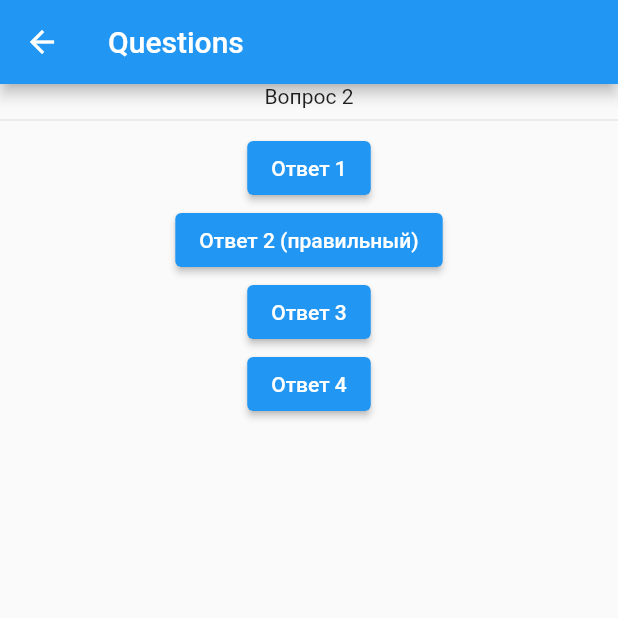
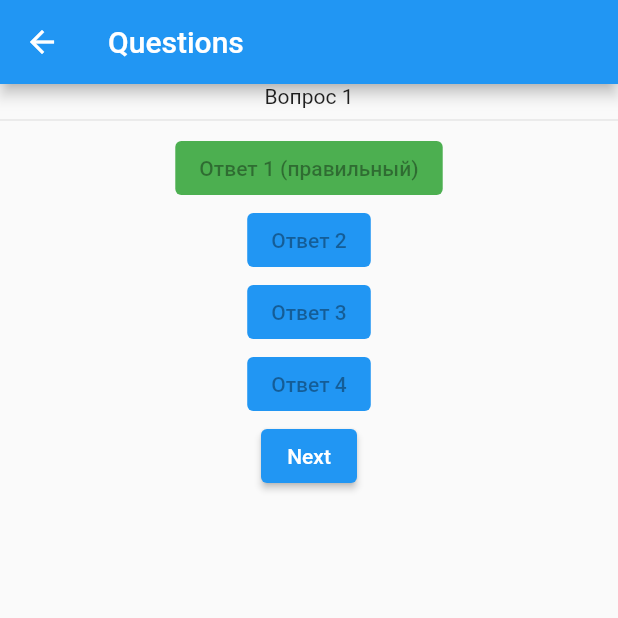
Before and after one commit to roman-dezhin/quiz_flutter, a Flutter app: the QuestionsPage screen opened by its route, after a tap on "Ответ 1 (правильный)", on a phone screen of 412 x 824 dp, the top half of it. Run offline on Flutter 3.47's test engine with Material 2 defaults, Android fonts, the phone set to English and light mode, and no system bars.

Commit message:
add Next button and change color of pressed answer button and disable all answer button

```diff
--- a/lib/questionsPage.dart
+++ b/lib/questionsPage.dart
@@ -21,6 +21,10 @@ class _QuestionsPageState extends State<QuestionsPage> {
   int _currentQuestionIndex = 0;
   int _totalQuestions = 0;
   int _rightAnswersCount = 0;
+  bool _isAnswerButtonEnabled = true;
+  final _defaultColor = Colors.blue;
+  bool _isAnswered = false;
+  int _answerIndex = -1;
 
   @override
   Widget build(BuildContext context) {
@@ -37,23 +41,26 @@ class _QuestionsPageState extends State<QuestionsPage> {
               answerButton(1),
               answerButton(2),
               answerButton(3),
+              if (_isAnswered) nextButton(),
             ])
           : Container(),
     );
   }
 
-  Widget answerButton(int index) {
-    QuestionModel question = _questions[_currentQuestionIndex];
+  Widget nextButton() {
     return ElevatedButton(
         onPressed: () {
-            if (index == question.correctAnswerIndex) {
-              _rightAnswersCount++;
-            }
+          // check if exists the next question
           if (_currentQuestionIndex + 1 < _totalQuestions) {
             setState(() {
+              _isAnswered = false;
+              _answerIndex = -1;
+              _isAnswerButtonEnabled = true;
               _currentQuestionIndex++;
             });
-            } else if (_currentQuestionIndex + 1 == _totalQuestions) {
+          } else
+            // if it's the last question, go to the result page
+            if (_currentQuestionIndex + 1 == _totalQuestions) {
             final percents = _rightAnswersCount / _totalQuestions * 100;
             Navigator.popAndPushNamed(
                 context,
@@ -65,8 +72,52 @@ class _QuestionsPageState extends State<QuestionsPage> {
                 ));
           }
         },
+        child: Text('Next'));
+  }
+
+  Widget answerButton(int index) {
+    QuestionModel question = _questions[_currentQuestionIndex];
+    return ElevatedButton(
+      onPressed: _isAnswerButtonEnabled
+          ? () {
+              setState(() {
+              _isAnswerButtonEnabled = false;
+              _answerIndex = index;
+              _isAnswered = true;
+              if (index == question.correctAnswerIndex) {
+                _rightAnswersCount++;
+              }
+            });
+          }
+        : null,
+      style: ButtonStyle(
+        backgroundColor: MaterialStateProperty.resolveWith<Color>(
+              (Set<MaterialState> states) {
+            if (states.contains(MaterialState.pressed))
+              return Theme.of(context)
+                  .colorScheme
+                  .primary;
+            else if (states.contains(MaterialState.disabled))
+              return _getAnswerButtonColor(index);
+            return _defaultColor; // Use the component's default.
+          },
+        ),
+      ),
       child: Text(question.answers[index].text),
     );
+  }
+
+  Color _getAnswerButtonColor(int buttonIndex) {
+    Color color = _defaultColor;
+    // if we didn't press this button
+    if (buttonIndex != _answerIndex) return color;
+    // if we pressed this button
+    if (buttonIndex == _questions[_currentQuestionIndex].correctAnswerIndex) {
+      color = Colors.green;
+    } else {
+      color = Colors.red;
+    }
+    return color;
   }
 
   @override
--- a/lib/startPage.dart
+++ b/lib/startPage.dart
@@ -15,7 +15,7 @@ class StartPage extends StatelessWidget {
         title: Text(title),
       ),
       body: Center(
-        child: TextButton(
+        child: ElevatedButton(
           onPressed: () {
             Navigator.pushNamed(context, QuestionsPage.routeName);
           },
```
Lines whose indentation alone changed are shown as unchanged.
